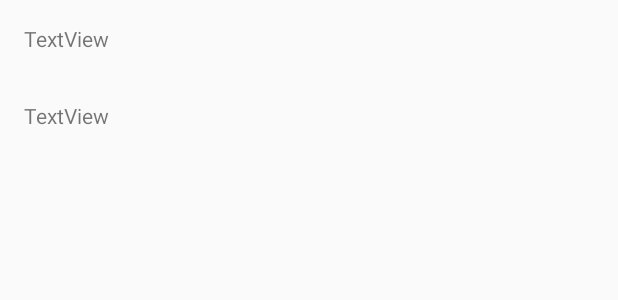
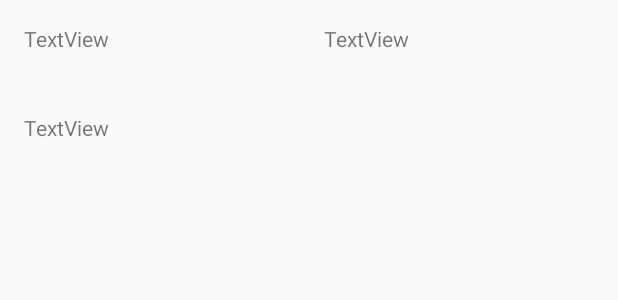
Before and after one commit to vennix/WineApp, an Android app: the layout event_list_row.xml on its own in the app's theme, with its tools: preview values and no code run, on a phone screen of 412 x 824 dp. Shown: the top 300 px of the screen. Run offline under Robolectric (Android 15) with nearby library versions, the phone set to English and light mode, and no system bars.

```diff
--- a/app/src/main/java/vennix/tk/wijngilde/adapters/WineViewAdapter.java
+++ b/app/src/main/java/vennix/tk/wijngilde/adapters/WineViewAdapter.java
@@ -29,6 +29,7 @@ public class WineViewAdapter extends RecyclerView.Adapter<WineViewAdapter.Recycl
     public void onBindViewHolder(RecyclerViewHolder recyclerViewHolder, int position) {
         Wine wine = wineList.get(position);
         recyclerViewHolder.nameTextView.setText(wine.getName());
+        //recyclerViewHolder.kindTextView.setText(Integer.toString(wine.getKindId()));
         recyclerViewHolder.alcPercentTextView.setText(wine.getAlcoholPercentage().toString());
         //recyclerViewHolder.dateTextView.setText(borrowModel.getBorrowDate().toLocaleString().substring(0, 11));
         recyclerViewHolder.itemView.setTag(wine);
@@ -46,14 +47,14 @@ public class WineViewAdapter extends RecyclerView.Adapter<WineViewAdapter.Recycl
     }
 
     static class RecyclerViewHolder extends RecyclerView.ViewHolder {
-        //private TextView itemTextView;
         private TextView nameTextView;
+        //private TextView kindTextView;
         private TextView alcPercentTextView;
 
         RecyclerViewHolder(View view) {
             super(view);
-            //itemTextView = (TextView) view.findViewById(R.id.itemTextView);
             nameTextView = (TextView) view.findViewById(R.id.nameTextView);
+            //kindTextView = (TextView) view.findViewById(R.id.kindTextView);
             alcPercentTextView = (TextView) view.findViewById(R.id.alcPercentTextView);
         }
     }
--- a/app/src/main/java/vennix/tk/wijngilde/daos/KindDAO.java
+++ b/app/src/main/java/vennix/tk/wijngilde/daos/KindDAO.java
@@ -27,10 +27,10 @@ public interface KindDAO {
     @Query("SELECT * FROM kind")
     List<Kind> getAllKinds();
 
-    @Query("DELETE FROM kind WHERE kind_id = :id")
+    @Query("DELETE FROM kind WHERE id = :id")
     void delete(int id);
 
-    @Query("SELECT kind_id FROM kind WHERE name = :name")
+    @Query("SELECT id FROM kind WHERE name = :name")
     int getIdByName(String name);
 
     // if data needs to be synchronized with UI
--- a/app/src/main/java/vennix/tk/wijngilde/daos/WineDAO.java
+++ b/app/src/main/java/vennix/tk/wijngilde/daos/WineDAO.java
@@ -28,7 +28,7 @@ public interface WineDAO {
     LiveData<List<Wine>> getAllWines();
     //List<Wine> getAllWines();
 
-    @Query("DELETE FROM wine WHERE wine_id = :id")
+    @Query("DELETE FROM wine WHERE id = :id")
     void delete(int id);
 
     // if data needs to be synchronized with UI
--- a/app/src/main/java/vennix/tk/wijngilde/entities/Kind.java
+++ b/app/src/main/java/vennix/tk/wijngilde/entities/Kind.java
@@ -10,7 +10,7 @@ import java.util.List;
 @Entity(tableName = "kind")
 public class Kind {
     @PrimaryKey(autoGenerate = true)
-    @ColumnInfo(name = "kind_id")
+    @ColumnInfo(name = "id")
     private Integer id;
     @ColumnInfo(name = "name")
     private String name;
--- a/app/src/main/res/layout/event_list_row.xml
+++ b/app/src/main/res/layout/event_list_row.xml
@@ -4,30 +4,49 @@
     xmlns:tools="http://schemas.android.com/tools"
     android:layout_width="match_parent"
     android:layout_height="wrap_content"
-    tools:layout_editor_absoluteY="81dp">
+    tools:layout_editor_absoluteY="25dp">
 
 
     <TextView
         android:id="@+id/nameTextView"
-        android:layout_width="98dp"
-        android:layout_height="20dp"
+        android:layout_width="0dp"
+        android:layout_height="28dp"
         android:layout_marginStart="16dp"
         android:layout_marginLeft="16dp"
         android:layout_marginTop="16dp"
+        android:layout_marginEnd="20dp"
+        android:layout_marginRight="20dp"
         android:layout_marginBottom="31dp"
         android:text="TextView"
         app:layout_constraintBottom_toTopOf="@+id/placesTextView"
+        app:layout_constraintEnd_toStartOf="@+id/dateTextView"
         app:layout_constraintStart_toStartOf="parent"
         app:layout_constraintTop_toTopOf="parent" />
 
     <TextView
+        android:id="@+id/dateTextView"
+        android:layout_width="0dp"
+        android:layout_height="0dp"
+        android:layout_marginEnd="16dp"
+        android:layout_marginRight="16dp"
+        android:text="TextView"
+        app:layout_constraintBottom_toBottomOf="@+id/nameTextView"
+        app:layout_constraintEnd_toEndOf="parent"
+        app:layout_constraintStart_toEndOf="@+id/nameTextView"
+        app:layout_constraintTop_toTopOf="@+id/nameTextView" />
+
+    <TextView
         android:id="@+id/placesTextView"
-        android:layout_width="wrap_content"
-        android:layout_height="24dp"
+        android:layout_width="0dp"
+        android:layout_height="28dp"
         android:layout_marginStart="16dp"
         android:layout_marginLeft="16dp"
+        android:layout_marginEnd="15dp"
+        android:layout_marginRight="15dp"
+        android:layout_marginBottom="16dp"
         android:text="TextView"
         app:layout_constraintBottom_toBottomOf="parent"
+        app:layout_constraintEnd_toEndOf="@+id/nameTextView"
         app:layout_constraintStart_toStartOf="parent"
         app:layout_constraintTop_toBottomOf="@+id/nameTextView" />
 
```
Also changed, not shown: app/build.gradle (+7 -0 lines), app/src/main/AndroidManifest.xml (+8 -0 lines), app/src/main/java/vennix/tk/wijngilde/activities/EventActivity.java (+11 -0 lines), app/src/main/java/vennix/tk/wijngilde/activities/EventDetailActivity.java (added, +35 -0 lines), app/src/main/java/vennix/tk/wijngilde/adapters/EventViewAdapter.java (+25 -1 lines), app/src/main/java/vennix/tk/wijngilde/converters/DateTypeConverter.java (added, +18 -0 lines), app/src/main/java/vennix/tk/wijngilde/database/WijnGildeDatabase.java (+22 -5 lines), app/src/main/java/vennix/tk/wijngilde/entities/Event.java (+40 -3 lines), app/src/main/java/vennix/tk/wijngilde/entities/Wine.java (+8 -8 lines), app/src/main/res/layout/activity_event_detail.xml (added, +36 -0 lines), app/src/main/res/layout/wine_list_row.xml (+20 -8 lines).
